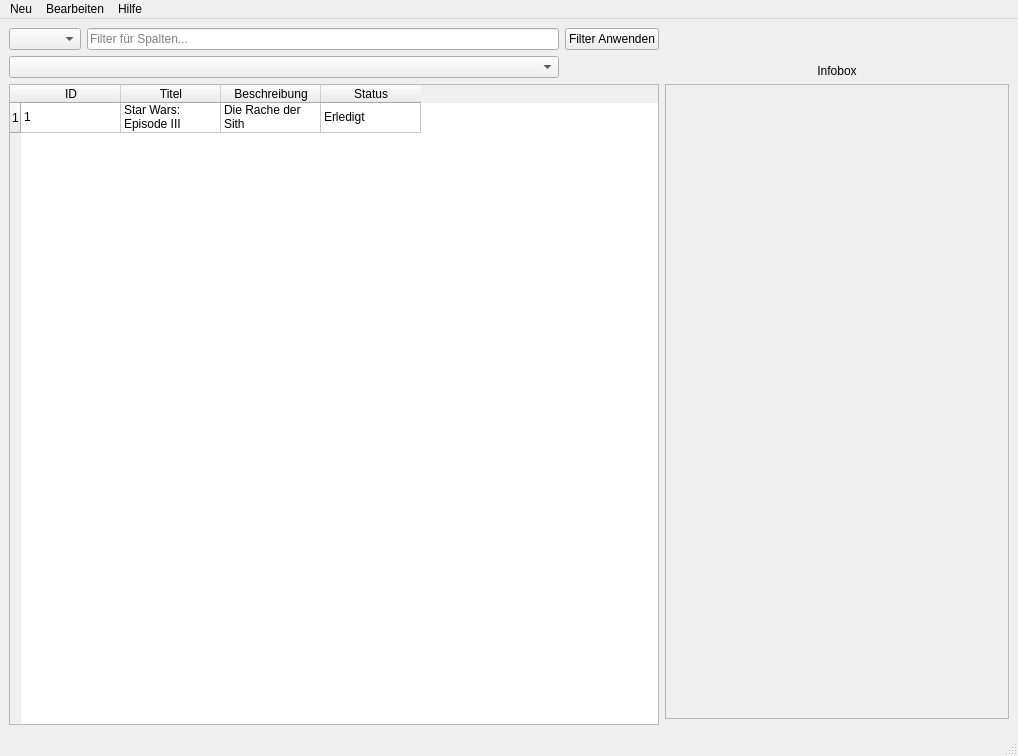
Old version of the form templates/backlog_manager_main.ui in the repository Wholffe/BacklogManager.
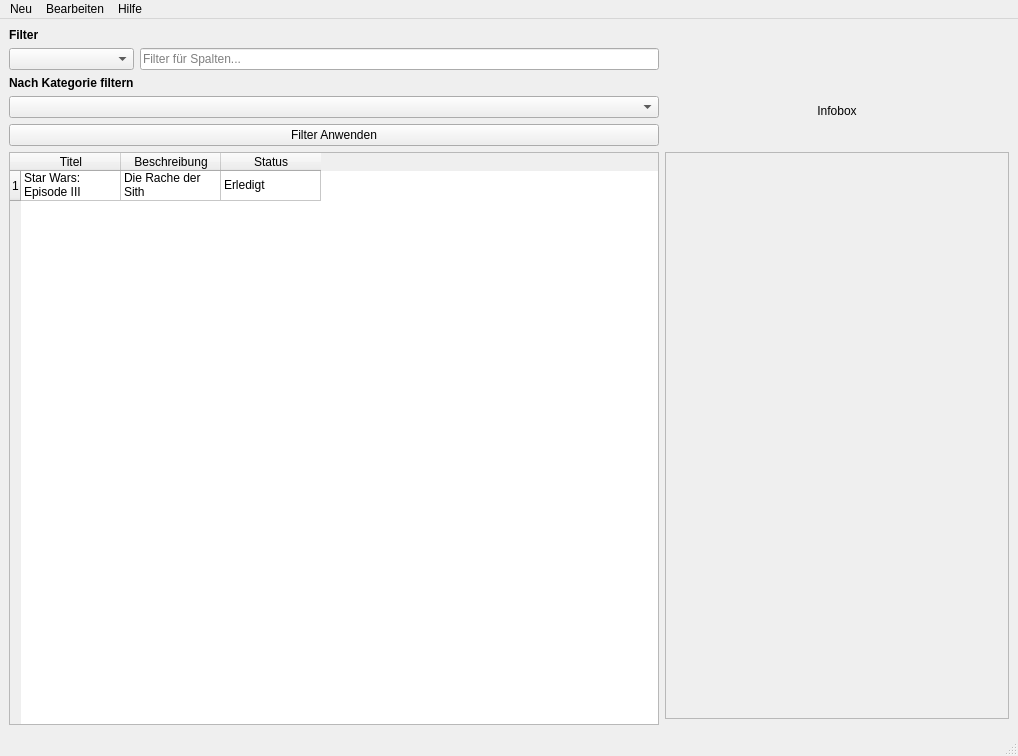
New version of the form.

Commit message: Changed filter layout

What changed in the file:
```diff
--- a/templates/backlog_manager_main.ui
+++ b/templates/backlog_manager_main.ui
@@ -17,9 +17,6 @@
    <layout class="QGridLayout" name="gridLayout">
     <item row="3" column="0">
      <layout class="QGridLayout" name="gridLayout_3">
-      <item row="2" column="0">
-       <widget class="QComboBox" name="combobox_column_filter"/>
-      </item>
       <item row="2" column="1">
        <widget class="QLineEdit" name="lineedit_column_filter">
         <property name="placeholderText">
@@ -27,17 +24,39 @@
         </property>
        </widget>
       </item>
-      <item row="3" column="0" colspan="2">
+      <item row="2" column="0">
+       <widget class="QComboBox" name="combobox_column_filter"/>
+      </item>
+      <item row="0" column="0" colspan="2">
+       <widget class="QLabel" name="label_2">
+        <property name="font">
+         <font>
+          <weight>75</weight>
+          <bold>true</bold>
+         </font>
+        </property>
+        <property name="text">
+         <string>Filter</string>
+        </property>
+       </widget>
+      </item>
+      <item row="4" column="0" colspan="2">
        <widget class="QComboBox" name="combobox_category_filter">
         <property name="currentIndex">
          <number>-1</number>
         </property>
        </widget>
       </item>
-      <item row="2" column="2">
-       <widget class="QPushButton" name="button_apply_filter">
+      <item row="3" column="0">
+       <widget class="QLabel" name="label_3">
+        <property name="font">
+         <font>
+          <weight>75</weight>
+          <bold>true</bold>
+         </font>
+        </property>
         <property name="text">
-         <string>Filter Anwenden</string>
+         <string>Nach Kategorie filtern</string>
         </property>
        </widget>
       </item>
@@ -54,16 +73,14 @@
       <property name="autoScrollMargin">
        <number>16</number>
       </property>
+      <property name="sortingEnabled">
+       <bool>true</bool>
+      </property>
       <row>
        <property name="text">
         <string>1</string>
        </property>
       </row>
-      <column>
-       <property name="text">
-        <string>ID</string>
-       </property>
-      </column>
       <column>
        <property name="text">
         <string>Titel</string>
@@ -81,20 +98,15 @@
       </column>
       <item row="0" column="0">
        <property name="text">
-        <string>1</string>
-       </property>
-      </item>
-      <item row="0" column="1">
-       <property name="text">
         <string>Star Wars: Episode III</string>
        </property>
       </item>
-      <item row="0" column="2">
+      <item row="0" column="1">
        <property name="text">
         <string>Die Rache der Sith</string>
        </property>
       </item>
-      <item row="0" column="3">
+      <item row="0" column="2">
        <property name="text">
         <string>Erledigt</string>
        </property>
@@ -111,8 +123,8 @@
         <rect>
          <x>0</x>
          <y>0</y>
-         <width>342</width>
-         <height>638</height>
+         <width>337</width>
+         <height>540</height>
         </rect>
        </property>
        <layout class="QGridLayout" name="gridLayout_4"/>
@@ -132,6 +144,13 @@
       </property>
      </widget>
     </item>
+    <item row="4" column="0">
+     <widget class="QPushButton" name="button_apply_filter">
+      <property name="text">
+       <string>Filter Anwenden</string>
+      </property>
+     </widget>
+    </item>
    </layout>
   </widget>
   <widget class="QStatusBar" name="status_bar"/>
@@ -141,7 +160,7 @@
      <x>0</x>
      <y>0</y>
      <width>1018</width>
-     <height>21</height>
+     <height>26</height>
     </rect>
    </property>
    <widget class="QMenu" name="menuDatei">
```
